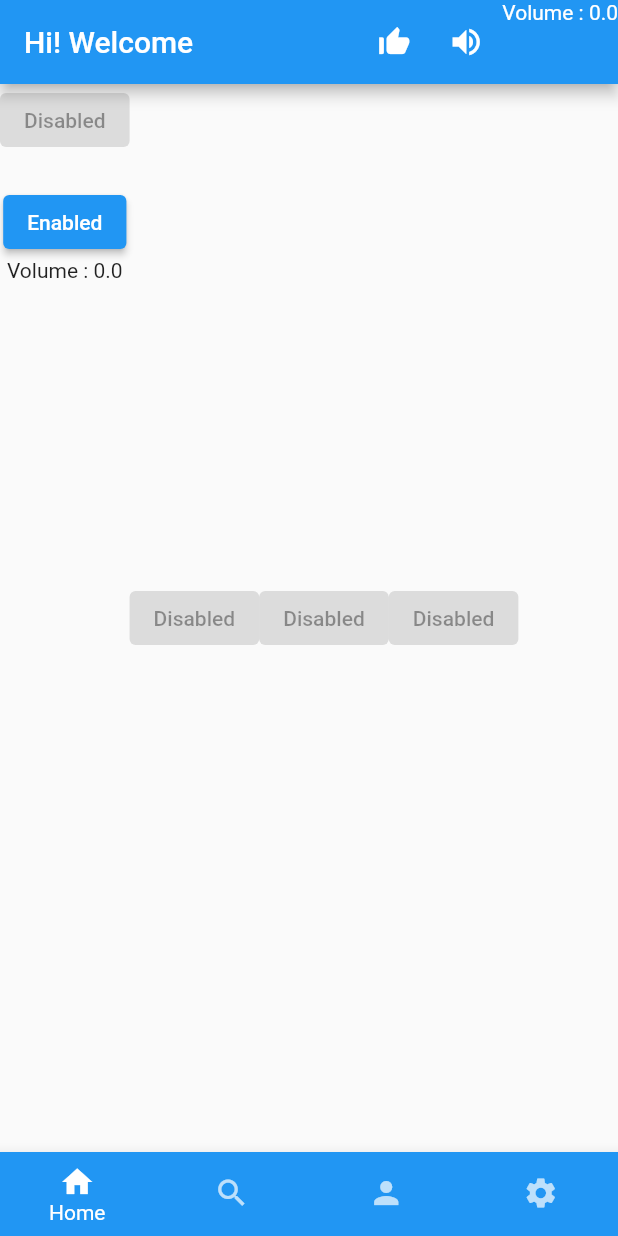
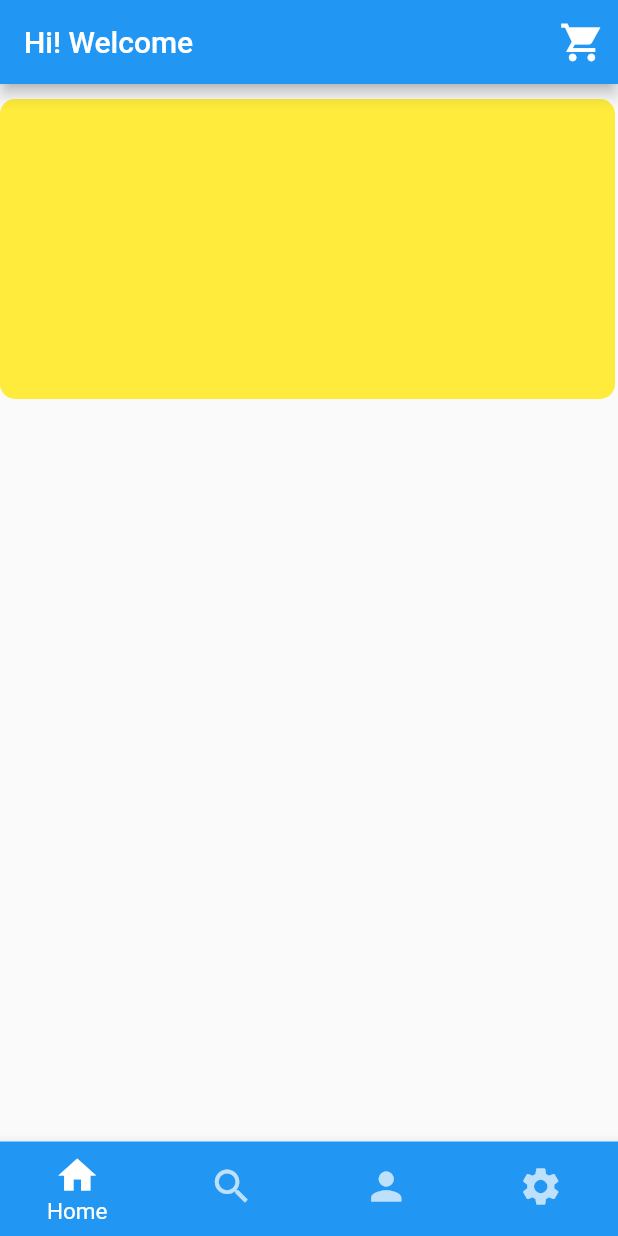
Before and after one commit to BrianNguyen1507/FlutterStudent, a Flutter app: the screen it shows after launch, on a phone screen of 412 x 824 dp. Run offline on Flutter 3.47's test engine with Material 2 defaults, Android fonts, the phone set to English and light mode, and no system bars.

Commit message:
add:file

```diff
--- a/lib/HomePage.dart
+++ b/lib/HomePage.dart
@@ -6,8 +6,6 @@ class HomePage extends StatefulWidget {
   @override
   State<HomePage> createState() => _HomePageState();
 }
-
-double _volume = 0.0;
 
 class _HomePageState extends State<HomePage> {
   @override
@@ -19,67 +17,32 @@ class _HomePageState extends State<HomePage> {
         actions: <Widget>[
           //ICON BUTTON POP UP SNACKBAR
           IconButton(
-            icon: const Icon(Icons.thumb_up_alt),
-            tooltip: 'Like snackbar',
+            icon: const Icon(
+              Icons.shopping_cart_sharp,
+              size: 30,
+            ),
+            tooltip: 'Cart_view',
             onPressed: () {
               ScaffoldMessenger.of(context)
                   .showSnackBar(const SnackBar(content: Text('LIKED')));
             },
           ),
           //ICON BUTTON INCREASE VOLUME
-          IconButton(
-            icon: const Icon(Icons.volume_up),
-            tooltip: 'Increase volume by 10',
-            onPressed: () {
-              setState(() {
-                _volume += 10;
-              });
-            },
-          ),
-          Text('Volume : $_volume'),
         ],
       ),
       //BODY
-      body: Row(
+      body: Column(
         children: [
-          Column(
-            mainAxisAlignment: MainAxisAlignment.start,
-            children: <Widget>[
-              const ElevatedButton(
-                onPressed: null,
-                child: Text('Disabled'),
-              ),
-              const SizedBox(
-                height: 20,
-                width: 40,
-              ),
-              ElevatedButton(
-                onPressed: () {
-                  setState(() {
-                    _volume += 10;
-                  });
-                },
-                child: const Text('Enabled'),
-              ),
-              Text('Volume : $_volume')
-            ],
-          ),
-          const Row(
-            mainAxisAlignment: MainAxisAlignment.center,
-            children: [
-              ElevatedButton(
-                onPressed: null,
-                child: Text('Disabled'),
-              ),
-              ElevatedButton(
-                onPressed: null,
-                child: Text('Disabled'),
-              ),
-              ElevatedButton(
-                onPressed: null,
-                child: Text('Disabled'),
-              ),
-            ],
+          Container(
+            margin: const EdgeInsets.only(
+              top: 10,
+            ),
+            height: 200,
+            width: 410,
+            decoration: BoxDecoration(
+              borderRadius: BorderRadius.circular(10.0),
+              color: Colors.yellow,
+            ),
           ),
         ],
       ),
--- a/lib/Index.dart
+++ b/lib/Index.dart
@@ -31,6 +31,8 @@ class _IndexPageState extends State<IndexPage> {
           showSelectedLabels: true,
           showUnselectedLabels: false,
           backgroundColor: Colors.blue,
+          selectedFontSize: 15,
+          iconSize: 30,
           type: BottomNavigationBarType.fixed,
           currentIndex: index,
           onTap: (value) => setState(() {
--- a/lib/SearchPage.dart
+++ b/lib/SearchPage.dart
@@ -1,4 +1,5 @@
 import 'package:flutter/material.dart';
+
 class SearchPage extends StatefulWidget {
   const SearchPage({super.key});
 
@@ -9,6 +10,9 @@ class SearchPage extends StatefulWidget {
 class _SearchPageState extends State<SearchPage> {
   @override
   Widget build(BuildContext context) {
-    return Container();
+    return const Scaffold(
+      backgroundColor: Colors.yellow,
+      body: Row(),
+    );
   }
 }
```
Also changed, not shown: lib/ProfilePage.dart (+6 -1 lines), lib/SettingsPage.dart (+6 -1 lines), lib/cart.dart (added).
